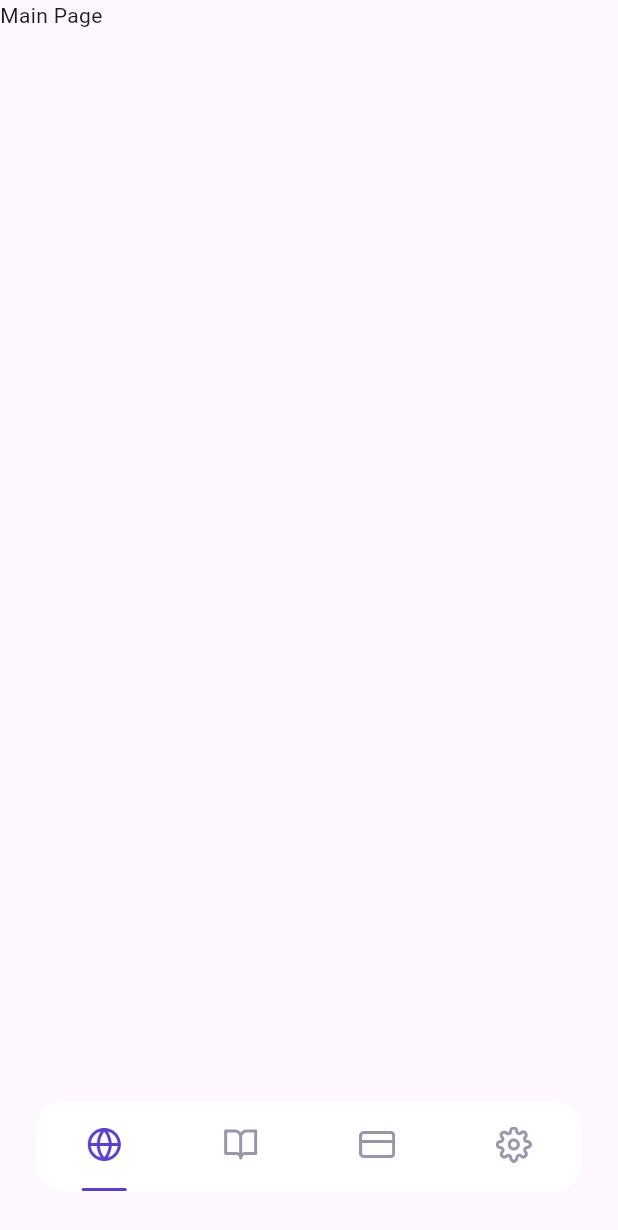
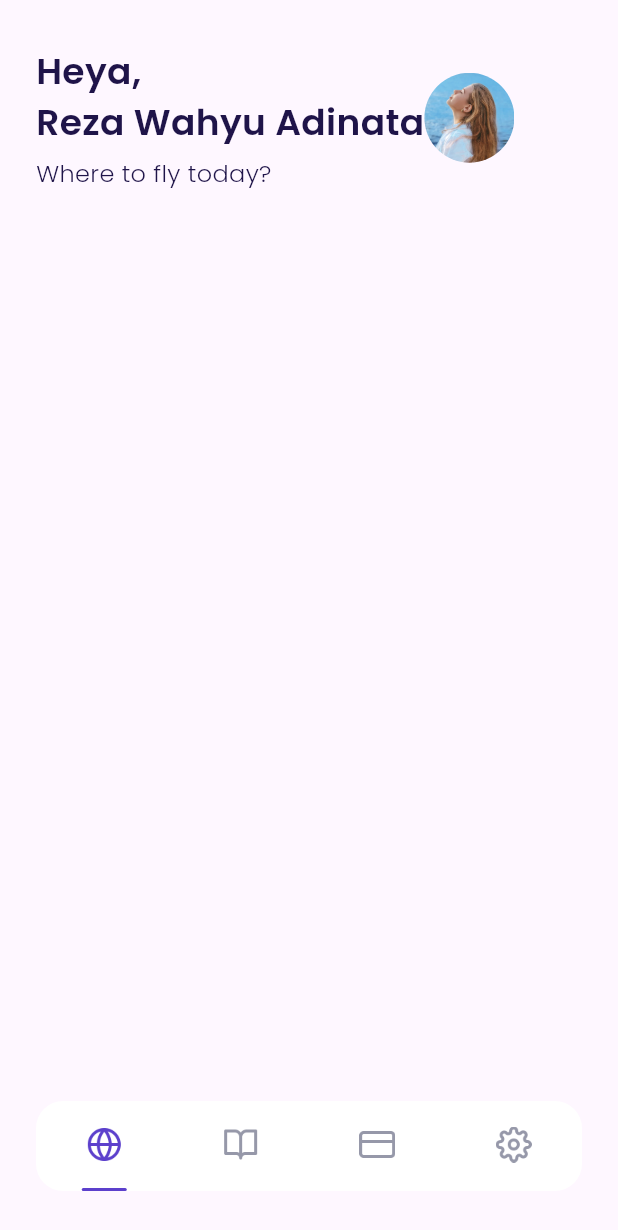
Before and after one commit to rezawahyuadinata/travelapps, a Flutter app: the MainPage screen opened by its route, on a phone screen of 412 x 824 dp. Shown: the top 1230 px of the screen. Run offline on Flutter 3.47's test engine with Material 3 defaults, Android fonts, the phone set to English and light mode, and no system bars; our stand-ins replace google_fonts.

Commit message:
melakukan pembaharuan dalam tampilan flutter

```diff
--- /dev/null
+++ b/lib/ui/pages/home_page.dart
@@ -0,0 +1,65 @@
+import 'package:flutter/material.dart';
+import 'package:travelapps/shared/theme.dart';
+
+class Homepage extends StatelessWidget {
+  const Homepage({super.key});
+
+  @override
+  Widget build(BuildContext context) {
+    Widget headerMenu() {
+      return Container(
+        margin: EdgeInsets.only(
+          left: defaultMargin,
+          right: defaultMargin,
+          top: 30,
+        ),
+        child: Row(
+          children:     [
+            Column(
+              crossAxisAlignment: CrossAxisAlignment.start,
+              children: [
+                Text(
+                  "Heya, \nReza Wahyu Adinata",
+                  style: blackTextStyle.copyWith(
+                    fontSize: 24,
+                    fontWeight: semiBold,
+                  ),
+                ),
+                const SizedBox(
+                  height: 6,
+                ),
+                Text(
+                  "Where to fly today?",
+                  style:
+                      greyTextStyle.copyWith(fontSize: 16, fontWeight: light),
+                ),
+              ],
+            ),
+            Container(
+              width: 60,
+              height: 60,
+              decoration: const BoxDecoration(
+                shape: BoxShape.circle,
+                image: DecorationImage(
+                  image: AssetImage('assets/images/image_profile.png'),
+                ),
+              ),
+            ),
+          ],
+        ),
+      );
+    }
+
+    Widget listDaftarItem() {
+      return ListView(
+        children: [
+          headerMenu(),
+        ],
+      );
+    }
+
+    return Scaffold(
+      body: listDaftarItem(),
+    );
+  }
+}
--- a/lib/ui/pages/main_page.dart
+++ b/lib/ui/pages/main_page.dart
@@ -1,5 +1,6 @@
 import 'package:flutter/material.dart';
 import 'package:travelapps/shared/theme.dart';
+import 'package:travelapps/ui/pages/home_page.dart';
 import 'package:travelapps/ui/widgets/custom_bottom_navigation.dart';
 
 class MainPage extends StatelessWidget {
@@ -42,9 +43,13 @@ class MainPage extends StatelessWidget {
       );
     }
 
+    Widget BuildContent() {
+      return const Homepage();
+    }
+
     return Scaffold(
         body: Stack(
-      children: [Text("Main Page"), customNavigationNavBar()],
+      children: [BuildContent(), customNavigationNavBar()],
     ));
   }
 }
```
Also changed, not shown: lib/ui/pages/sign_up.dart (+24 -49 lines), lib/ui/widgets/custom_form_input.dart (added, +59 -0 lines).
